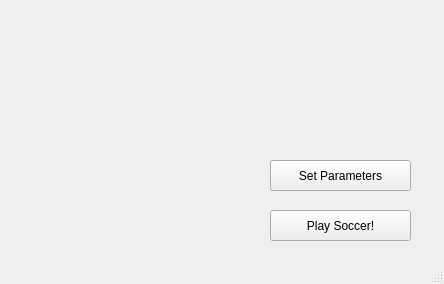
The window that mainwindow.ui (mateus558/RinoBot-System) describes before a commit, drawn with Qt 5.
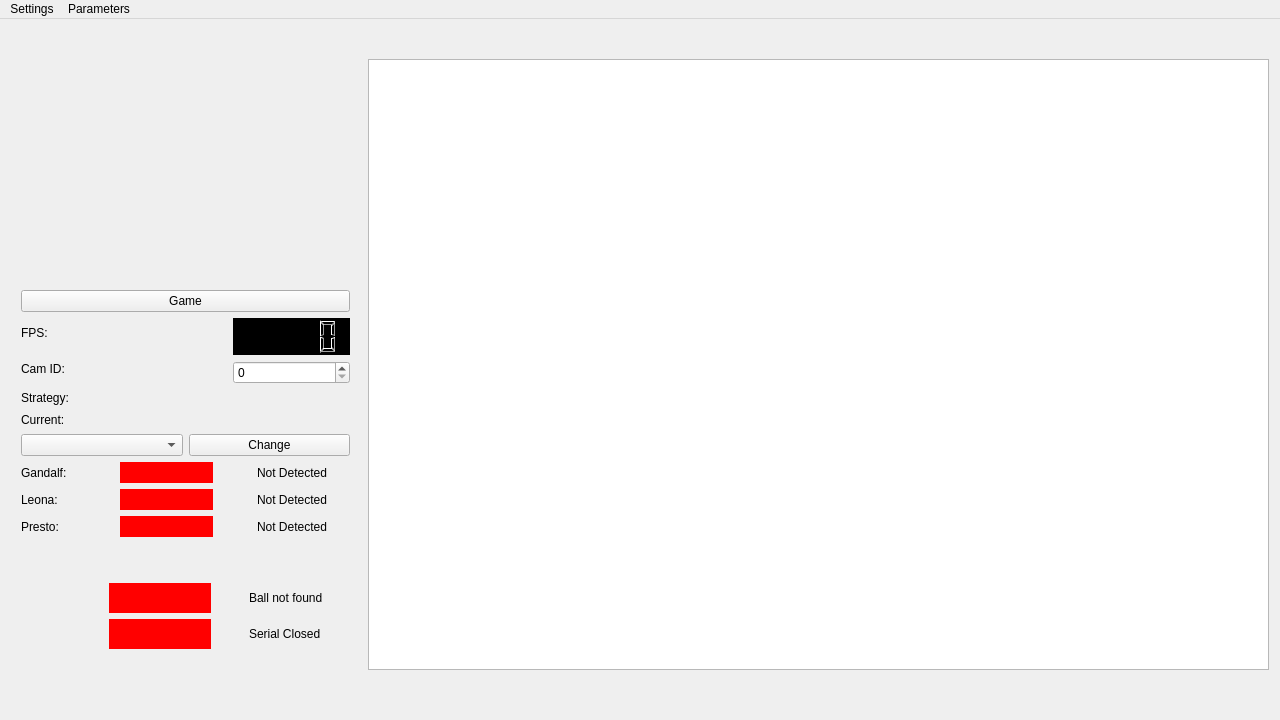
The same window after the commit. Icons and pictures are not drawn.

```diff
--- a/mainwindow.ui
+++ b/mainwindow.ui
@@ -9,8 +9,8 @@
    <rect>
     <x>0</x>
     <y>0</y>
-    <width>444</width>
-    <height>284</height>
+    <width>1280</width>
+    <height>720</height>
    </rect>
   </property>
   <property name="windowTitle">
@@ -24,36 +24,10 @@
    <bool>false</bool>
   </property>
   <widget class="QWidget" name="centralWidget">
-   <widget class="QPushButton" name="setParameters">
-    <property name="geometry">
-     <rect>
-      <x>270</x>
-      <y>160</y>
-      <width>141</width>
-      <height>31</height>
-     </rect>
-    </property>
-    <property name="text">
-     <string>Set Parameters</string>
-    </property>
-   </widget>
-   <widget class="QPushButton" name="pushButton_5">
-    <property name="geometry">
-     <rect>
-      <x>270</x>
-      <y>210</y>
-      <width>141</width>
-      <height>31</height>
-     </rect>
-    </property>
-    <property name="text">
-     <string>Play Soccer!</string>
-    </property>
-   </widget>
    <widget class="QLabel" name="logo">
     <property name="geometry">
      <rect>
-      <x>20</x>
+      <x>60</x>
       <y>10</y>
       <width>231</width>
       <height>241</height>
@@ -84,11 +58,388 @@
      <set>Qt::NoTextInteraction</set>
     </property>
    </widget>
-   <zorder>logo</zorder>
-   <zorder>setParameters</zorder>
-   <zorder>pushButton_5</zorder>
+   <widget class="QGraphicsView" name="game_view">
+    <property name="geometry">
+     <rect>
+      <x>368</x>
+      <y>40</y>
+      <width>901</width>
+      <height>611</height>
+     </rect>
+    </property>
+   </widget>
+   <widget class="QWidget" name="verticalLayoutWidget_4">
+    <property name="geometry">
+     <rect>
+      <x>10</x>
+      <y>260</y>
+      <width>351</width>
+      <height>431</height>
+     </rect>
+    </property>
+    <layout class="QVBoxLayout" name="verticalLayout_9">
+     <item>
+      <widget class="QPushButton" name="btn_startGame">
+       <property name="text">
+        <string>Game</string>
+       </property>
+       <property name="shortcut">
+        <string>Space</string>
+       </property>
+      </widget>
+     </item>
+     <item>
+      <layout class="QHBoxLayout" name="horizontalLayout_6">
+       <item>
+        <layout class="QVBoxLayout" name="verticalLayout_7">
+         <item>
+          <widget class="QLabel" name="fps_label">
+           <property name="text">
+            <string>FPS:</string>
+           </property>
+          </widget>
+         </item>
+         <item>
+          <widget class="QLabel" name="cam_id_label">
+           <property name="text">
+            <string>Cam ID:</string>
+           </property>
+          </widget>
+         </item>
+        </layout>
+       </item>
+       <item>
+        <spacer name="horizontalSpacer_4">
+         <property name="orientation">
+          <enum>Qt::Horizontal</enum>
+         </property>
+         <property name="sizeType">
+          <enum>QSizePolicy::Fixed</enum>
+         </property>
+         <property name="sizeHint" stdset="0">
+          <size>
+           <width>88</width>
+           <height>30</height>
+          </size>
+         </property>
+        </spacer>
+       </item>
+       <item>
+        <layout class="QVBoxLayout" name="verticalLayout_8">
+         <item>
+          <widget class="QLCDNumber" name="lcd_fps">
+           <property name="styleSheet">
+            <string notr="true">Background-color: #000;</string>
+           </property>
+           <property name="lineWidth">
+            <number>4</number>
+           </property>
+          </widget>
+         </item>
+         <item>
+          <widget class="QSpinBox" name="cam_id_spinBox">
+           <property name="maximum">
+            <number>999</number>
+           </property>
+           <property name="value">
+            <number>0</number>
+           </property>
+          </widget>
+         </item>
+        </layout>
+       </item>
+      </layout>
+     </item>
+     <item>
+      <layout class="QVBoxLayout" name="verticalLayout">
+       <item>
+        <widget class="QLabel" name="strategylbl">
+         <property name="text">
+          <string>Strategy:</string>
+         </property>
+        </widget>
+       </item>
+       <item>
+        <widget class="QLabel" name="currentStrategylbl">
+         <property name="text">
+          <string>Current: </string>
+         </property>
+        </widget>
+       </item>
+       <item>
+        <layout class="QHBoxLayout" name="horizontalLayout">
+         <item>
+          <widget class="QComboBox" name="cbox_strategyOptions">
+           <property name="cursor">
+            <cursorShape>ArrowCursor</cursorShape>
+           </property>
+           <property name="locale">
+            <locale language="English" country="UnitedStatesVirginIslands"/>
+           </property>
+          </widget>
+         </item>
+         <item>
+          <widget class="QPushButton" name="btn_changeStrategy">
+           <property name="text">
+            <string>Change</string>
+           </property>
+          </widget>
+         </item>
+        </layout>
+       </item>
+      </layout>
+     </item>
+     <item>
+      <layout class="QHBoxLayout" name="horizontalLayout_2">
+       <item>
+        <layout class="QVBoxLayout" name="verticalLayout_4">
+         <item>
+          <widget class="QLabel" name="gandalf_label">
+           <property name="text">
+            <string>Gandalf:</string>
+           </property>
+          </widget>
+         </item>
+         <item>
+          <widget class="QLabel" name="leona_label">
+           <property name="text">
+            <string>Leona:</string>
+           </property>
+          </widget>
+         </item>
+         <item>
+          <widget class="QLabel" name="presto_label">
+           <property name="text">
+            <string>Presto:</string>
+           </property>
+          </widget>
+         </item>
+        </layout>
+       </item>
+       <item>
+        <layout class="QVBoxLayout" name="verticalLayout_2">
+         <item>
+          <widget class="QLabel" name="gandalf_detec_col_label">
+           <property name="styleSheet">
+            <string notr="true">background-color : red</string>
+           </property>
+           <property name="text">
+            <string/>
+           </property>
+          </widget>
+         </item>
+         <item>
+          <widget class="QLabel" name="leona_detec_col_label">
+           <property name="styleSheet">
+            <string notr="true">background-color : red</string>
+           </property>
+           <property name="text">
+            <string/>
+           </property>
+          </widget>
+         </item>
+         <item>
+          <widget class="QLabel" name="presto_detec_col_label">
+           <property name="styleSheet">
+            <string notr="true">background-color : red</string>
+           </property>
+           <property name="text">
+            <string/>
+           </property>
+          </widget>
+         </item>
+        </layout>
+       </item>
+       <item>
+        <spacer name="horizontalSpacer_3">
+         <property name="orientation">
+          <enum>Qt::Horizontal</enum>
+         </property>
+         <property name="sizeType">
+          <enum>QSizePolicy::Fixed</enum>
+         </property>
+         <property name="sizeHint" stdset="0">
+          <size>
+           <width>38</width>
+           <height>75</height>
+          </size>
+         </property>
+        </spacer>
+       </item>
+       <item>
+        <layout class="QVBoxLayout" name="verticalLayout_3">
+         <item>
+          <widget class="QLabel" name="gandalf_detec_label">
+           <property name="text">
+            <string>Not Detected</string>
+           </property>
+          </widget>
+         </item>
+         <item>
+          <widget class="QLabel" name="leona_detec_label">
+           <property name="text">
+            <string>Not Detected</string>
+           </property>
+          </widget>
+         </item>
+         <item>
+          <widget class="QLabel" name="presto_detec_label">
+           <property name="text">
+            <string>Not Detected</string>
+           </property>
+          </widget>
+         </item>
+        </layout>
+       </item>
+      </layout>
+     </item>
+     <item>
+      <spacer name="verticalSpacer_2">
+       <property name="orientation">
+        <enum>Qt::Vertical</enum>
+       </property>
+       <property name="sizeType">
+        <enum>QSizePolicy::Maximum</enum>
+       </property>
+       <property name="sizeHint" stdset="0">
+        <size>
+         <width>20</width>
+         <height>40</height>
+        </size>
+       </property>
+      </spacer>
+     </item>
+     <item>
+      <layout class="QHBoxLayout" name="horizontalLayout_3">
+       <property name="sizeConstraint">
+        <enum>QLayout::SetMaximumSize</enum>
+       </property>
+       <item>
+        <spacer name="horizontalSpacer">
+         <property name="orientation">
+          <enum>Qt::Horizontal</enum>
+         </property>
+         <property name="sizeType">
+          <enum>QSizePolicy::Fixed</enum>
+         </property>
+         <property name="sizeHint" stdset="0">
+          <size>
+           <width>88</width>
+           <height>30</height>
+          </size>
+         </property>
+        </spacer>
+       </item>
+       <item>
+        <layout class="QVBoxLayout" name="verticalLayout_5">
+         <item>
+          <widget class="QLabel" name="ball_detec_col_label">
+           <property name="styleSheet">
+            <string notr="true">background-color : red</string>
+           </property>
+           <property name="text">
+            <string/>
+           </property>
+          </widget>
+         </item>
+         <item>
+          <widget class="QLabel" name="serial_status_col_label">
+           <property name="styleSheet">
+            <string notr="true">background-color : red</string>
+           </property>
+           <property name="text">
+            <string/>
+           </property>
+          </widget>
+         </item>
+        </layout>
+       </item>
+       <item>
+        <spacer name="horizontalSpacer_2">
+         <property name="orientation">
+          <enum>Qt::Horizontal</enum>
+         </property>
+         <property name="sizeType">
+          <enum>QSizePolicy::Fixed</enum>
+         </property>
+         <property name="sizeHint" stdset="0">
+          <size>
+           <width>32</width>
+           <height>30</height>
+          </size>
+         </property>
+        </spacer>
+       </item>
+       <item>
+        <layout class="QVBoxLayout" name="verticalLayout_6">
+         <item>
+          <widget class="QLabel" name="ball_detec_label">
+           <property name="text">
+            <string>Ball not found</string>
+           </property>
+          </widget>
+         </item>
+         <item>
+          <widget class="QLabel" name="serial_status_label">
+           <property name="text">
+            <string>Serial Closed</string>
+           </property>
+          </widget>
+         </item>
+        </layout>
+       </item>
+      </layout>
+     </item>
+     <item>
+      <spacer name="verticalSpacer">
+       <property name="orientation">
+        <enum>Qt::Vertical</enum>
+       </property>
+       <property name="sizeType">
+        <enum>QSizePolicy::Maximum</enum>
+       </property>
+       <property name="sizeHint" stdset="0">
+        <size>
+         <width>20</width>
+         <height>50</height>
+        </size>
+       </property>
+      </spacer>
+     </item>
+    </layout>
+   </widget>
   </widget>
-  <widget class="QStatusBar" name="statusBar"/>
+  <widget class="QMenuBar" name="menuBar">
+   <property name="geometry">
+    <rect>
+     <x>0</x>
+     <y>0</y>
+     <width>1280</width>
+     <height>22</height>
+    </rect>
+   </property>
+   <widget class="QMenu" name="menuSettings">
+    <property name="title">
+     <string>Settings</string>
+    </property>
+    <addaction name="actionOpen_Camera"/>
+    <addaction name="actionShow_Areas"/>
+    <addaction name="actionShow_VisionLog"/>
+    <addaction name="actionSwap_ATK_DEF"/>
+    <addaction name="actionSwap_Teams"/>
+    <addaction name="separator"/>
+    <addaction name="actionOpen_InfoWindow"/>
+   </widget>
+   <widget class="QMenu" name="menuParameters">
+    <property name="title">
+     <string>Parameters</string>
+    </property>
+    <addaction name="actionRead_Parameters"/>
+    <addaction name="actionSet_Parameters"/>
+   </widget>
+   <addaction name="menuSettings"/>
+   <addaction name="menuParameters"/>
+  </widget>
   <action name="actionExit">
    <property name="text">
     <string>Exit</string>
```
Left out of the diff: 60 changed lines with no effect on the pictures.
